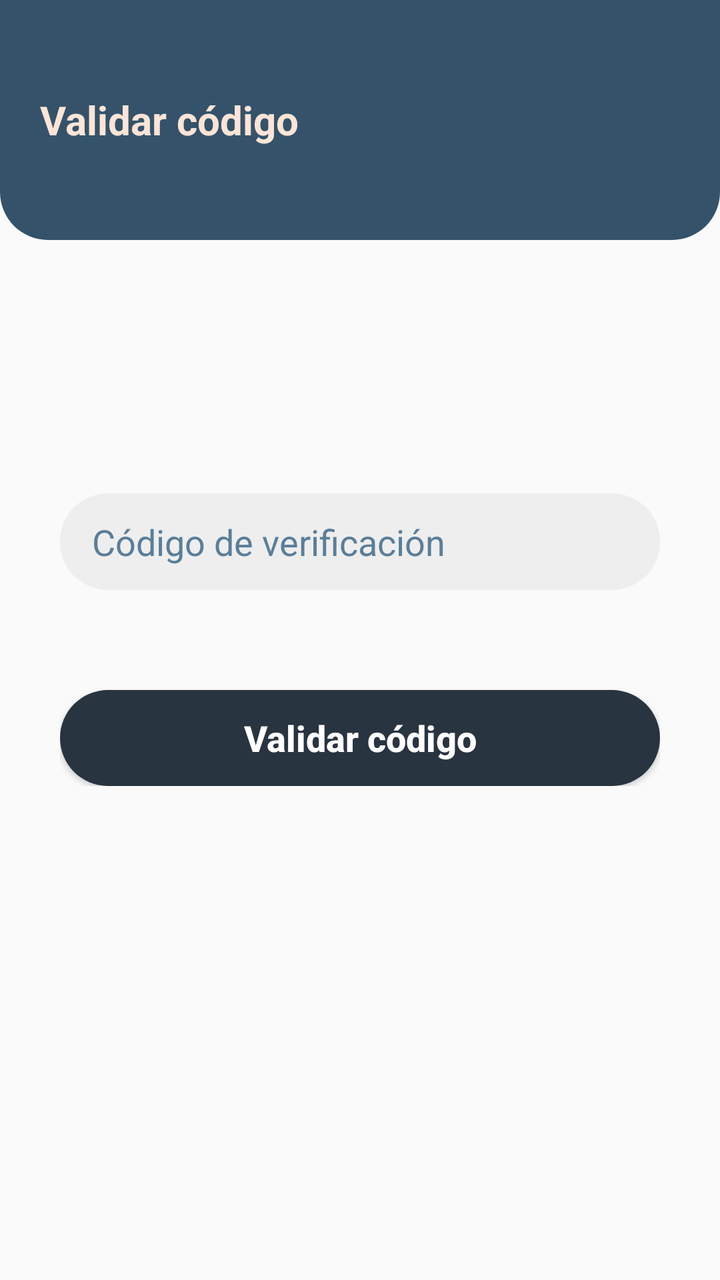
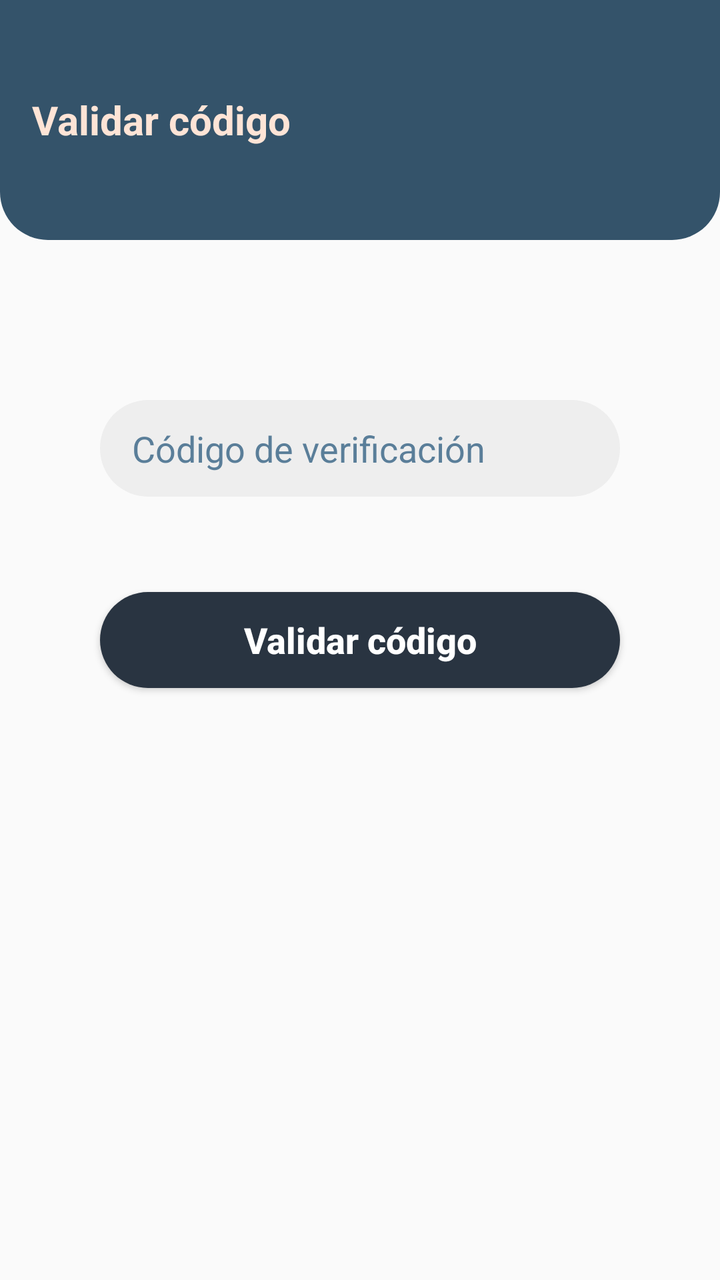

Screens rendered from an Android XML layout before and after an edit, with the pre-edit source and the edit as a unified diff.
<!-- AndroidManifest.xml: application theme Theme.ApkCavoshCafe -->
<!-- res/layout/fragment_validar.xml -->
<?xml version="1.0" encoding="utf-8"?>
<FrameLayout
    xmlns:android="http://schemas.android.com/apk/res/android"
    xmlns:tools="http://schemas.android.com/tools"
    xmlns:app="http://schemas.android.com/apk/res-auto"
    android:layout_width="match_parent"
    android:layout_height="match_parent"
    tools:context=".ui.Validar">

    <FrameLayout
        android:layout_width="match_parent"
        android:layout_height="120dp"
        android:background="@drawable/sh_bg_header_police_blue" >

        <TextView
            android:layout_width="wrap_content"
            android:layout_height="wrap_content"
            android:layout_gravity="center|start"
            android:layout_marginStart="20dp"
            android:text="Validar código"
            android:textColor="@color/flesh"
            android:textSize="20sp"
            android:textStyle="bold" />

    </FrameLayout>

    <LinearLayout
        android:layout_width="match_parent"
        android:layout_height="wrap_content"
        android:layout_marginHorizontal="30dp"
        android:layout_gravity="center"
        android:orientation="vertical" >

        <com.google.android.material.textfield.TextInputLayout
            android:id="@+id/tilCodigo"
            android:layout_width="match_parent"
            android:layout_height="wrap_content"
            app:endIconMode="clear_text"
            app:hintEnabled="false" >

            <com.google.android.material.textfield.TextInputEditText
                android:layout_width="match_parent"
                android:layout_height="wrap_content"
                android:background="@drawable/se_bg_edt_police_blue"
                android:inputType="number"
                android:maxLength="4"
                android:paddingHorizontal="16dp"
                android:paddingVertical="12dp"
                android:textColorHint="@color/steel_teal"
                android:hint= "Código de verificación" />

        </com.google.android.material.textfield.TextInputLayout>

        <Button
            android:id="@+id/btnValidar"
            android:layout_width="match_parent"
            android:layout_height="wrap_content"
            android:layout_gravity="bottom|center"
            android:layout_marginTop="50dp"
            android:background="@drawable/sh_bg_btn_gunmetal"
            android:text="Validar código"
            android:textAllCaps="false"
            android:textColor="@color/white"
            android:textSize="18sp"
            android:textStyle="bold" />

    </LinearLayout>

</FrameLayout>
<!-- resources referenced by this layout -->
<resources>
  <color name="flesh">#FEE4D6</color>
  <color name="steel_teal">#5A7E99</color>
  <color name="white">#FFFFFFFF</color>
  <!-- drawable se_bg_edt_police_blue (drawable) -->
  <?xml version="1.0" encoding="utf-8"?>
  <selector xmlns:android="http://schemas.android.com/apk/res/android">
  
      <item android:state_enabled="true" android:state_focused="true">
          <shape android:shape="rectangle">
              <corners android:radius="24dp"/>
              <solid android:color="@color/white"/>
              <stroke android:color="@color/police_blue" android:width="1dp"/>
          </shape>
      </item>
  
      <item android:state_enabled="true">
          <shape android:shape="rectangle">
              <corners android:radius="24dp"/>
              <solid android:color="@color/bright_gray"/>
          </shape>
  
      </item>
  </selector>
  <!-- drawable sh_bg_btn_gunmetal (drawable) -->
  <?xml version="1.0" encoding="utf-8"?>
  <shape xmlns:android="http://schemas.android.com/apk/res/android">
  <corners android:radius="25dp"/>
      <solid android:color="@color/gunmetal"/>
  </shape>
  <!-- drawable sh_bg_header_police_blue (drawable) -->
  <?xml version="1.0" encoding="utf-8"?>
  <shape xmlns:android="http://schemas.android.com/apk/res/android">
  <corners android:bottomLeftRadius="24dp"
      android:bottomRightRadius="24dp"/>
      <solid android:color="@color/police_blue"/>
  </shape>
  <style name="Theme.ApkCavoshCafe" parent="Theme.MaterialComponents.DayNight.NoActionBar.Bridge">
          
          <item name="colorPrimary">@color/purple_500</item>
          <item name="colorPrimaryVariant">@color/purple_700</item>
          <item name="colorOnPrimary">@color/white</item>
          
          <item name="colorSecondary">@color/teal_200</item>
          <item name="colorSecondaryVariant">@color/teal_700</item>
          <item name="colorOnSecondary">@color/black</item>
          
          <item name="android:statusBarColor">?attr/colorPrimaryVariant</item>
          
      </style>
  <color name="police_blue">#34536A</color>
  <color name="bright_gray">#EEEEEE</color>
  <color name="gunmetal">#293441</color>
  <color name="purple_500">#FF6200EE</color>
  <color name="purple_700">#FF3700B3</color>
  <color name="teal_200">#FF03DAC5</color>
  <color name="teal_700">#FF018786</color>
  <color name="black">#FF000000</color>
</resources>

<!-- the commit's change to res/layout/fragment_validar.xml (unified diff, before → after) -->
@@ -7,34 +7,28 @@
     android:layout_height="match_parent"
     tools:context=".ui.Validar">
 
-    <FrameLayout
-        android:layout_width="match_parent"
-        android:layout_height="120dp"
-        android:background="@drawable/sh_bg_header_police_blue" >
-
-        <TextView
-            android:layout_width="wrap_content"
-            android:layout_height="wrap_content"
-            android:layout_gravity="center|start"
-            android:layout_marginStart="20dp"
+    <TextView
+            android:layout_width="match_parent"
+            android:layout_height="120dp"
+            android:paddingHorizontal="16dp"
+            android:gravity="center|start"
+            android:background="@drawable/sh_bg_header_police_blue"
             android:text="Validar código"
             android:textColor="@color/flesh"
             android:textSize="20sp"
             android:textStyle="bold" />
 
-    </FrameLayout>
 
-    <LinearLayout
-        android:layout_width="match_parent"
-        android:layout_height="wrap_content"
-        android:layout_marginHorizontal="30dp"
-        android:layout_gravity="center"
-        android:orientation="vertical" >
+
+
 
         <com.google.android.material.textfield.TextInputLayout
             android:id="@+id/tilCodigo"
             android:layout_width="match_parent"
             android:layout_height="wrap_content"
+            android:layout_marginTop="-96dp"
+            android:layout_marginHorizontal="50dp"
+            android:layout_gravity="center"
             app:endIconMode="clear_text"
             app:hintEnabled="false" >
 
@@ -52,11 +46,11 @@
         </com.google.android.material.textfield.TextInputLayout>
 
         <Button
-            android:id="@+id/btnValidar"
+            android:id="@+id/btnValidarCodigo"
             android:layout_width="match_parent"
             android:layout_height="wrap_content"
-            android:layout_gravity="bottom|center"
-            android:layout_marginTop="50dp"
+            android:layout_marginHorizontal="50dp"
+            android:layout_gravity="center"
             android:background="@drawable/sh_bg_btn_gunmetal"
             android:text="Validar código"
             android:textAllCaps="false"
@@ -64,6 +58,5 @@
             android:textSize="18sp"
             android:textStyle="bold" />
 
-    </LinearLayout>
 
 </FrameLayout>
